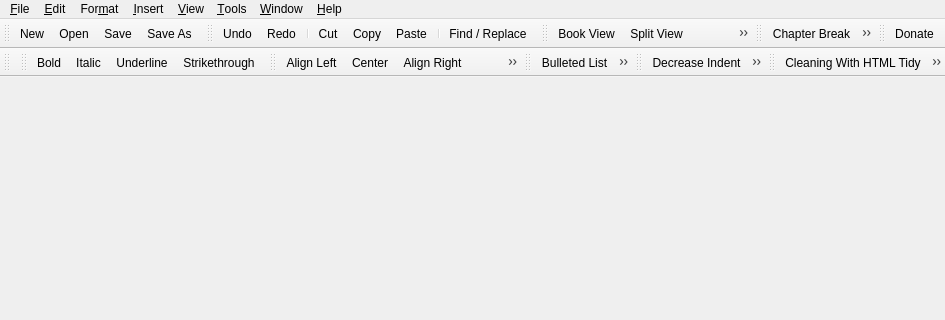
This is src/Sigil/Form_Files/main.ui in Sigil-Ebook/Sigil as Qt 5 draws it before an edit; both pictures show x 0 to 945 and y 0 to 320 of the 945 by 673 pixel window. The edited form follows.
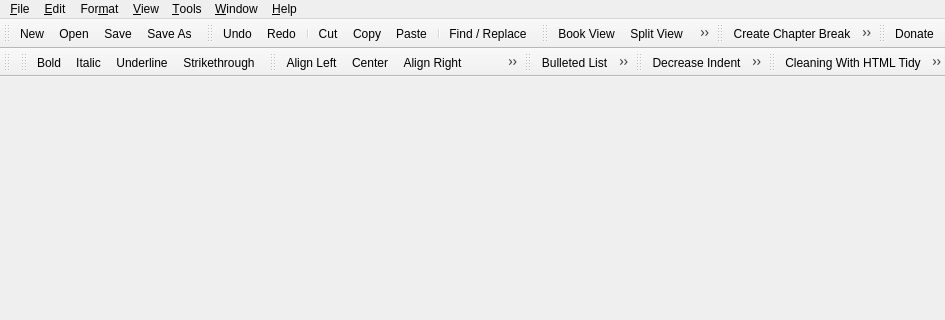
This is the edited form. Icons and pictures are not drawn.

Commit message: Rework Menu. Add actions for setting heading.

What changed in the file:
```diff
--- a/src/Sigil/Form_Files/main.ui
+++ b/src/Sigil/Form_Files/main.ui
@@ -136,15 +136,6 @@
     <addaction name="separator"/>
     <addaction name="actionTidyClean"/>
     <addaction name="actionCheckWellFormedErrors"/>
-    <addaction name="actionValidateEpub"/>
-   </widget>
-   <widget class="QMenu" name="menuInsert">
-    <property name="title">
-     <string>&amp;Insert</string>
-    </property>
-    <addaction name="actionSplitChapter"/>
-    <addaction name="actionInsertImage"/>
-    <addaction name="actionInsertSGFChapterMarker"/>
    </widget>
    <widget class="QMenu" name="menu_Window">
     <property name="title">
@@ -159,7 +150,6 @@
    <addaction name="menuFile"/>
    <addaction name="menuEdit"/>
    <addaction name="menuFormat"/>
-   <addaction name="menuInsert"/>
    <addaction name="menuView"/>
    <addaction name="menuTools"/>
    <addaction name="menu_Window"/>
@@ -709,7 +699,7 @@
      <normaloff>:/main/insert-chapter-break_22px.png</normaloff>:/main/insert-chapter-break_22px.png</iconset>
    </property>
    <property name="text">
-    <string>&amp;Chapter Break</string>
+    <string>Create Chapter Break</string>
    </property>
    <property name="toolTip">
     <string>&lt;p style=&quot;padding-top: 0.5em;&quot; &gt;&lt;b&gt;Chapter Break&lt;/b&gt;&lt;/p&gt;
@@ -728,7 +718,7 @@
      <normaloff>:/main/insert-image_22px.png</normaloff>:/main/insert-image_22px.png</iconset>
    </property>
    <property name="text">
-    <string>&amp;Image...</string>
+    <string>Insert Image from Disk...</string>
    </property>
    <property name="toolTip">
     <string>&lt;p style=&quot;padding-top: 0.5em;&quot; &gt;&lt;b&gt;Insert Image&lt;/b&gt;&lt;/p&gt;
```
Left out of the diff: 139 changed lines with no effect on the pictures. The commit also changes 2 other files.
